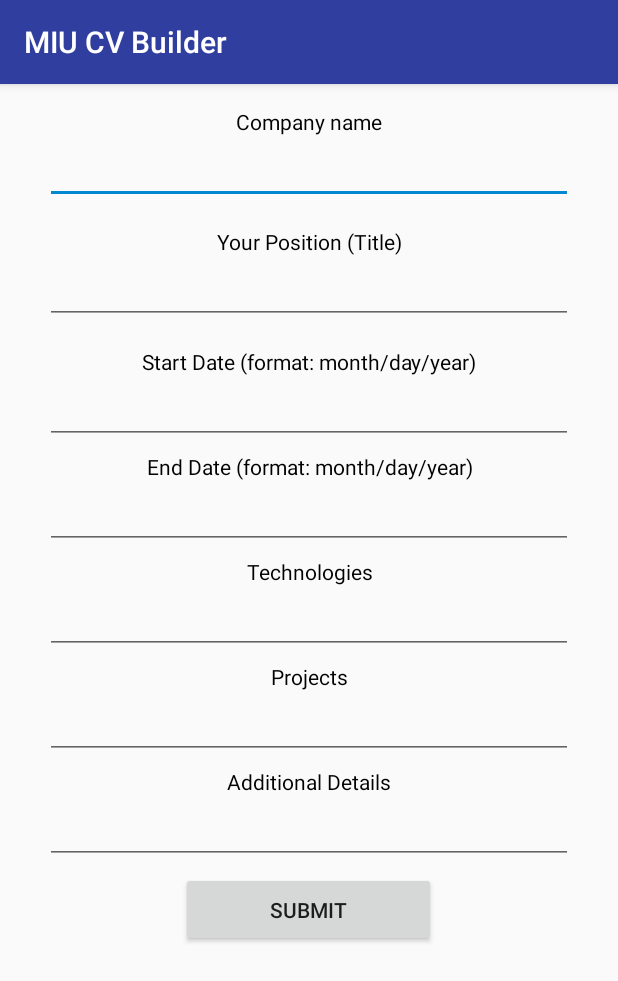
After one commit to MihreteabKidane/Assignment-6, an Android app: the AddWorkActivity screen opened directly, with no data from a screen before it, on a phone screen of 412 x 824 dp. The commit adds this screen. Shown: the top 981 px of the screen. Run offline under Robolectric (Android 15) with nearby library versions, the light colour scheme and no system bars; Roboto replaces fonts that are not available here.

Commit message:
Some changes with work addition

```diff
--- a/app/build.gradle
+++ b/app/build.gradle
@@ -33,6 +33,7 @@ dependencies {
     implementation 'androidx.constraintlayout:constraintlayout:2.0.1'
     implementation 'androidx.lifecycle:lifecycle-extensions:2.2.0'
     implementation 'androidx.legacy:legacy-support-v4:1.0.0'
+    implementation 'com.google.code.gson:gson:2.8.6'
     testImplementation 'junit:junit:4.12'
     androidTestImplementation 'androidx.test.ext:junit:1.1.2'
     androidTestImplementation 'androidx.test.espresso:espresso-core:3.3.0'
--- a/app/src/main/AndroidManifest.xml
+++ b/app/src/main/AndroidManifest.xml
@@ -1,6 +1,10 @@
 <?xml version="1.0" encoding="utf-8"?>
 <manifest xmlns:android="http://schemas.android.com/apk/res/android"
     package="com.example.cvapp">
+
+    <uses-permission android:name="android.permission.INTERNET" />
+    <uses-permission android:name="android.permission.CALL_PHONE" />
+    <uses-permission android:name="android.permission.WRITE_EXTERNAL_STORAGE"></uses-permission>
 
     <application
         android:allowBackup="true"
@@ -9,6 +13,7 @@
         android:roundIcon="@mipmap/ic_launcher_round"
         android:supportsRtl="true"
         android:theme="@style/AppTheme">
+        <activity android:name=".ui.main.work.AddWorkActivity"></activity>
         <activity
             android:name=".MainActivity"
             android:label="@string/app_name"
--- a/app/src/main/java/com/example/cvapp/ui/main/SectionsPagerAdapter.kt
+++ b/app/src/main/java/com/example/cvapp/ui/main/SectionsPagerAdapter.kt
@@ -4,8 +4,8 @@ import android.content.Context
 import androidx.fragment.app.Fragment
 import androidx.fragment.app.FragmentManager
 import androidx.fragment.app.FragmentPagerAdapter
-import com.example.cvapp.HomeFragment
-import com.example.cvapp.R
+import com.example.cvapp.ui.main.home.HomeFragment
+import com.example.cvapp.ui.main.work.WorkFragment
 
 /**
  * A [FragmentPagerAdapter] that returns a fragment corresponding to
@@ -20,7 +20,7 @@ class SectionsPagerAdapter(private val context: Context, fm: FragmentManager)
         return when(position) {
             0 -> HomeFragment.newInstance("Home", "param2")
             1 -> HomeFragment.newInstance("About", "param2")
-            2 -> HomeFragment.newInstance("Work", "param2")
+            2 -> WorkFragment.newInstance("Work", "param2")
             3 -> HomeFragment.newInstance("Contact", "param2")
             else -> HomeFragment.newInstance("Home", "param2")
         }
--- /dev/null
+++ b/app/src/main/java/com/example/cvapp/ui/main/about/AboutMeFragment.kt
@@ -0,0 +1,4 @@
+package com.example.cvapp.ui.main.about
+
+class AboutMeFragment {
+}
--- /dev/null
+++ b/app/src/main/java/com/example/cvapp/ui/main/contact/ContactFragment.kt
@@ -0,0 +1,4 @@
+package com.example.cvapp.ui.main.contact
+
+class ContactFragment {
+}
--- a/app/src/main/java/com/example/cvapp/ui/main/PageViewModel.kt
+++ b/app/src/main/java/com/example/cvapp/ui/main/home/PageViewModel.kt
@@ -1,4 +1,4 @@
-package com.example.cvapp.ui.main
+package com.example.cvapp.ui.main.home
 
 import androidx.lifecycle.LiveData
 import androidx.lifecycle.MutableLiveData
--- a/app/src/main/java/com/example/cvapp/ui/main/PlaceholderFragment.kt
+++ b/app/src/main/java/com/example/cvapp/ui/main/home/PlaceholderFragment.kt
@@ -1,4 +1,4 @@
-package com.example.cvapp.ui.main
+package com.example.cvapp.ui.main.home
 
 import android.os.Bundle
 import android.view.LayoutInflater
--- /dev/null
+++ b/app/src/main/res/layout/activity_add_work.xml
@@ -0,0 +1,136 @@
+<?xml version="1.0" encoding="utf-8"?>
+<LinearLayout xmlns:android="http://schemas.android.com/apk/res/android"
+    xmlns:tools="http://schemas.android.com/tools"
+    android:layout_width="match_parent"
+    android:layout_height="match_parent"
+    android:orientation="vertical"
+    tools:context=".ui.main.work.AddWorkActivity"
+    android:id="@+id/addWorkContainer">
+
+    <FrameLayout
+        android:id="@+id/frameLayout"
+        android:layout_width="match_parent"
+        android:layout_height="wrap_content">
+    </FrameLayout>
+
+    <TextView
+        android:layout_marginTop="15dp"
+        android:layout_width="match_parent"
+        android:layout_height="wrap_content"
+        android:gravity="center"
+        android:text="Company name"
+        android:textColor="@android:color/black" />
+
+    <EditText
+        android:id="@+id/etCompany"
+        android:layout_width="match_parent"
+        android:layout_height="wrap_content"
+        android:layout_marginLeft="30dp"
+        android:layout_marginRight="30dp"
+        android:gravity="center" />
+
+    <TextView
+        android:layout_marginTop="15dp"
+        android:layout_width="match_parent"
+        android:layout_height="wrap_content"
+        android:gravity="center"
+        android:text="Your Position (Title)"
+        android:textColor="@android:color/black" />
+
+    <EditText
+        android:id="@+id/etTitle"
+        android:layout_width="match_parent"
+        android:layout_height="wrap_content"
+        android:layout_marginLeft="30dp"
+        android:layout_marginRight="30dp"
+        android:gravity="center" />
+
+    <TextView
+        android:layout_marginTop="15dp"
+        android:layout_width="match_parent"
+        android:layout_height="wrap_content"
+        android:gravity="center"
+        android:text="Start Date (format: month/day/year)"
+        android:textColor="@android:color/black" />
+
+    <EditText
+        android:id="@+id/sss"
+        android:layout_width="match_parent"
+        android:layout_height="wrap_content"
+        android:layout_marginLeft="30dp"
+        android:layout_marginRight="30dp"
+        android:gravity="center" />
+
+    <TextView
+        android:layout_marginTop="5dp"
+        android:layout_width="match_parent"
+        android:layout_height="wrap_content"
+        android:gravity="center"
+        android:text="End Date (format: month/day/year)"
+        android:textColor="@android:color/black" />
+
+    <EditText
+        android:id="@+id/eee"
+        android:layout_width="match_parent"
+        android:layout_height="wrap_content"
+        android:layout_marginLeft="30dp"
+        android:layout_marginRight="30dp"
+        android:gravity="center" />
+
+    <TextView
+        android:layout_marginTop="5dp"
+        android:layout_width="match_parent"
+        android:layout_height="wrap_content"
+        android:gravity="center"
+        android:text="Technologies"
+        android:textColor="@android:color/black" />
+
+    <EditText
+        android:id="@+id/etTechnologies"
+        android:layout_width="match_parent"
+        android:layout_height="wrap_content"
+        android:layout_marginLeft="30dp"
+        android:layout_marginRight="30dp"
+        android:gravity="center" />
+
+    <TextView
+        android:layout_marginTop="5dp"
+        android:layout_width="match_parent"
+        android:layout_height="wrap_content"
+        android:gravity="center"
+        android:text="Projects"
+        android:textColor="@android:color/black" />
+
+    <EditText
+        android:id="@+id/etProjects"
+        android:layout_width="match_parent"
+        android:layout_height="wrap_content"
+        android:layout_marginLeft="30dp"
+        android:layout_marginRight="30dp"
+        android:gravity="center" />
+
+    <TextView
+        android:layout_marginTop="5dp"
+        android:layout_width="match_parent"
+        android:layout_height="wrap_content"
+        android:gravity="center"
+        android:text="Additional Details"
+        android:textColor="@android:color/black" />
+
+    <EditText
+        android:id="@+id/etDetails"
+        android:layout_width="match_parent"
+        android:layout_height="wrap_content"
+        android:layout_marginLeft="30dp"
+        android:layout_marginRight="30dp"
+        android:gravity="center" />
+
+    <Button
+        android:id="@+id/submitButton"
+        android:layout_marginTop="5dp"
+        android:layout_width="170dp"
+        android:layout_height="50dp"
+        android:layout_gravity="center"
+        android:text="Submit" />
+
+</LinearLayout>
--- a/app/src/main/res/layout/fragment_home.xml
+++ b/app/src/main/res/layout/fragment_home.xml
@@ -4,7 +4,7 @@
     xmlns:tools="http://schemas.android.com/tools"
     android:layout_width="match_parent"
     android:layout_height="match_parent"
-    tools:context=".HomeFragment">
+    tools:context=".ui.main.home.HomeFragment">
 
     <ScrollView
         android:layout_width="match_parent"
--- a/app/src/main/res/layout/fragment_main.xml
+++ b/app/src/main/res/layout/fragment_main.xml
@@ -5,7 +5,7 @@
     android:id="@+id/constraintLayout"
     android:layout_width="match_parent"
     android:layout_height="match_parent"
-    tools:context=".ui.main.PlaceholderFragment">
+    tools:context=".ui.main.home.PlaceholderFragment">
 
     <TextView
         android:id="@+id/section_label"
```
Also changed, not shown: app/src/main/java/com/example/cvapp/MainActivity.kt (+9 -5 lines), app/src/main/java/com/example/cvapp/domains/Work.kt (added, +15 -0 lines), app/src/main/java/com/example/cvapp/ui/main/home/HomeFragment.kt (renamed from app/src/main/java/com/example/cvapp/HomeFragment.kt, +9 -12 lines), app/src/main/java/com/example/cvapp/ui/main/work/AddWorkActivity.kt (added, +68 -0 lines), app/src/main/java/com/example/cvapp/ui/main/work/WorkFragment.kt (added, +98 -0 lines), app/src/main/java/com/example/cvapp/ui/main/work/WorkRecyclerViewAdapter.kt (added, +57 -0 lines), app/src/main/java/com/example/cvapp/ui/main/work/WorkViewModel.kt (added, +13 -0 lines), app/src/main/res/layout/fragment_work.xml (added, +28 -0 lines), app/src/main/res/layout/work_recyclerview.xml (added, +84 -0 lines).
